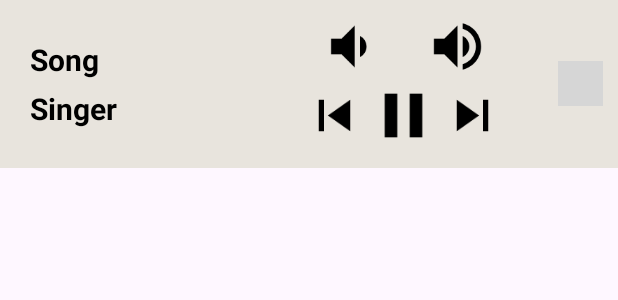
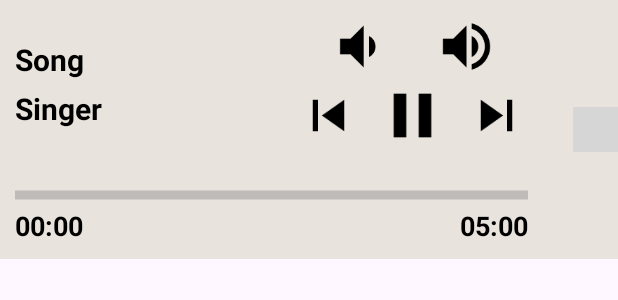
Before and after one commit to vuongvanduy0210/ghtk-service, an Android app: the layout notification_music.xml on its own in the app's theme, with its tools: preview values and no code run, on a phone screen of 412 x 824 dp. Shown: the top 300 px of the screen. Run offline under Robolectric (Android 15) with nearby library versions, the phone set to English and light mode, and no system bars; grey boxes are pictures that could not be loaded.

Commit message:
refactor code

```diff
--- a/app/src/main/res/layout/fragment_start.xml
+++ b/app/src/main/res/layout/fragment_start.xml
@@ -6,7 +6,6 @@
     android:layout_height="match_parent"
     tools:context=".ui.StartFragment">
 
-    <!-- TODO: Update blank fragment layout -->
     <Button
         android:id="@+id/btnStart"
         android:layout_width="wrap_content"
--- a/app/src/main/res/layout/notification_music.xml
+++ b/app/src/main/res/layout/notification_music.xml
@@ -1,17 +1,25 @@
 <?xml version="1.0" encoding="utf-8"?>
-<LinearLayout xmlns:android="http://schemas.android.com/apk/res/android"
+<RelativeLayout xmlns:android="http://schemas.android.com/apk/res/android"
+    xmlns:tools="http://schemas.android.com/tools"
     android:layout_width="match_parent"
     android:layout_height="wrap_content"
+    android:background="@color/background_color">
+
+    <RelativeLayout
+        android:id="@+id/layoutTitle"
+        android:layout_width="0dp"
+        android:layout_height="wrap_content"
+        android:layout_alignParentStart="true"
+        android:layout_toStartOf="@id/btnCancel"
         android:baselineAligned="false"
-    android:gravity="center"
-    android:padding="10dp"
-    android:background="@color/background_color">
+        android:padding="10dp">
 
         <LinearLayout
             android:layout_width="0dp"
             android:layout_height="wrap_content"
-        android:layout_weight="1"
-        android:layout_marginStart="10dp"
+            android:layout_alignParentStart="true"
+            android:layout_centerVertical="true"
+            android:layout_toStartOf="@+id/linearLayout"
             android:orientation="vertical">
 
             <TextView
@@ -20,8 +28,8 @@
                 android:layout_height="wrap_content"
                 android:ellipsize="end"
                 android:lines="1"
+                android:text="@string/song"
                 android:textColor="@color/black"
-            android:text="@string/song"
                 android:textSize="20sp"
                 android:textStyle="bold" />
 
@@ -31,17 +39,19 @@
                 android:layout_height="wrap_content"
                 android:layout_marginTop="5dp"
                 android:ellipsize="end"
-            android:textColor="@color/black"
                 android:lines="1"
                 android:text="@string/singer"
+                android:textColor="@color/black"
                 android:textSize="20sp"
                 android:textStyle="bold" />
         </LinearLayout>
 
         <LinearLayout
-        android:layout_width="0dp"
+            android:id="@+id/linearLayout"
+            android:layout_width="wrap_content"
             android:layout_height="wrap_content"
-        android:layout_weight="1"
+            android:layout_alignParentEnd="true"
+            android:layout_centerVertical="true"
             android:gravity="center"
             android:orientation="vertical">
 
@@ -73,12 +83,14 @@
                     android:id="@+id/btnNotificationPrevious"
                     android:layout_width="42dp"
                     android:layout_height="42dp"
+                    android:layout_marginEnd="10dp"
                     android:src="@drawable/ic_previous" />
 
                 <ImageView
                     android:id="@+id/btnNotificationPlayPause"
                     android:layout_width="50dp"
                     android:layout_height="50dp"
+                    android:layout_marginEnd="10dp"
                     android:src="@drawable/ic_pause" />
 
                 <ImageView
@@ -91,11 +103,57 @@
 
         </LinearLayout>
 
+    </RelativeLayout>
+
     <ImageView
         android:id="@+id/btnCancel"
         android:layout_width="30dp"
         android:layout_height="30dp"
-        android:src="@drawable/ic_cancel"
-        android:layout_marginStart="20dp" />
+        android:layout_alignParentEnd="true"
+        android:layout_centerVertical="true"
+        android:layout_marginStart="20dp"
+        android:src="@drawable/ic_cancel" />
 
-</LinearLayout>
+    <RelativeLayout
+        android:id="@+id/layout_seekbar"
+        android:layout_width="0dp"
+        android:layout_height="wrap_content"
+        android:layout_below="@id/layoutTitle"
+        android:layout_alignParentStart="true"
+        android:layout_toStartOf="@+id/btnCancel"
+        android:padding="10dp">
+
+        <ProgressBar
+            android:id="@+id/progressBarMusic"
+            style="@style/Widget.AppCompat.ProgressBar.Horizontal"
+            android:layout_width="match_parent"
+            android:layout_height="wrap_content"
+            android:progressTint="@color/seekbar_color"
+            android:scaleY="1.5"
+            android:thumbTint="@color/seekbar_color" />
+
+        <TextView
+            android:id="@+id/tvCurrentTime"
+            android:layout_width="wrap_content"
+            android:layout_height="wrap_content"
+            android:layout_below="@id/progressBarMusic"
+            android:layout_alignParentStart="true"
+            android:textColor="@color/black"
+            android:textSize="18sp"
+            android:textStyle="bold"
+            tools:text="00:00" />
+
+        <TextView
+            android:id="@+id/tvFinalTime"
+            android:layout_width="wrap_content"
+            android:layout_height="wrap_content"
+            android:layout_below="@id/progressBarMusic"
+            android:layout_alignParentEnd="true"
+            android:textColor="@color/black"
+            android:textSize="18sp"
+            android:textStyle="bold"
+            tools:ignore="RelativeOverlap"
+            tools:text="05:00" />
+    </RelativeLayout>
+
+</RelativeLayout>
--- a/app/src/main/res/values/colors.xml
+++ b/app/src/main/res/values/colors.xml
@@ -3,7 +3,7 @@
     <color name="black">#FF000000</color>
     <color name="white">#FFFFFFFF</color>
 
-    <color name="seekbar_color">#E91E63</color>
+    <color name="seekbar_color">#FF69889e</color>
     <color name="teal_200">#FF03DAC5</color>
 
     <color name="background_color">#E8E4DD</color>
--- a/app/src/main/res/values/strings.xml
+++ b/app/src/main/res/values/strings.xml
@@ -4,8 +4,8 @@
     <string name="hello_blank_fragment">Hello blank fragment</string>
     <string name="start_music">Start music</string>
 
-    <string name="channel_name">Channel 1</string>
-    <string name="channel_description">This is channel 1</string>
+    <string name="channel_name">Music Channel</string>
+    <string name="channel_description">This is music channel</string>
     <string name="singer">Singer</string>
     <string name="song">Song</string>
 </resources>
```
Also changed, not shown: app/src/main/java/com/duyvv/service/service/MusicNotificationManager.kt (+11 -7 lines), app/src/main/java/com/duyvv/service/service/MusicService.kt (+19 -9 lines), app/src/main/java/com/duyvv/service/ui/music/MusicFragment.kt (+4 -13 lines), app/src/main/java/com/duyvv/service/utils/ext.kt (added, +9 -0 lines), app/src/main/res/layout/fragment_music_player.xml (+7 -1 lines), app/src/main/java/com/duyvv/service/utils/AppConst.kt (renamed from app/src/main/java/com/duyvv/service/utils/AppUtils.kt). Lines whose indentation alone changed are shown as unchanged.
